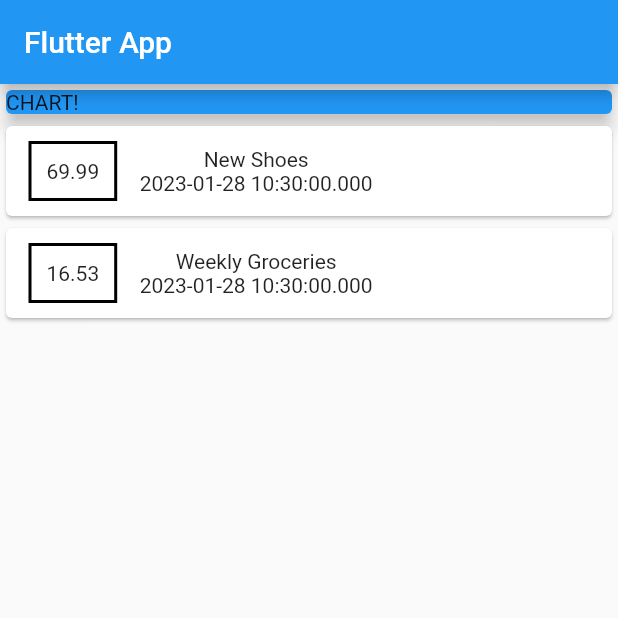
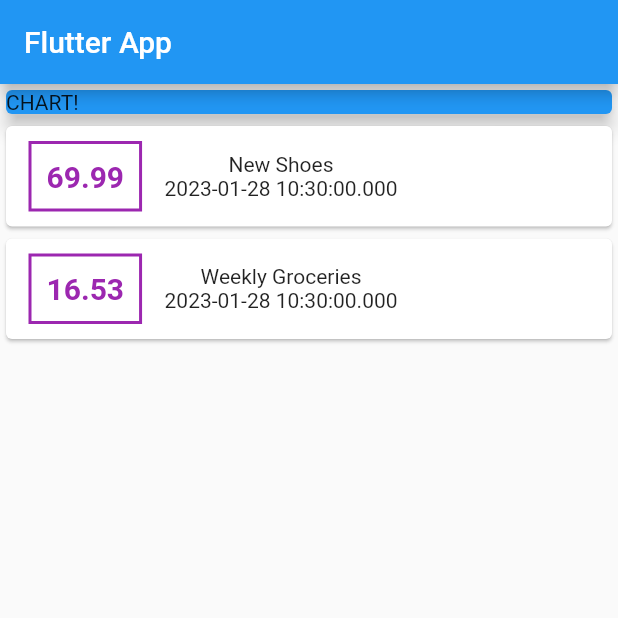
Before and after one commit to ricci1710/flutter_dart_guide, a Flutter app: the screen it shows after launch, on a phone screen of 412 x 824 dp, the top half of it. Run offline on Flutter 3.47's test engine with Material 2 defaults, Android fonts, the phone set to English and light mode, and no system bars.

Commit message:
section4: 79. Styling Text

```diff
--- a/lib/section4/section4_main_app.dart
+++ b/lib/section4/section4_main_app.dart
@@ -51,13 +51,18 @@ class Section4HomePage extends StatelessWidget {
                               ),
                               decoration: BoxDecoration(
                                 border: Border.all(
-                                  color: Colors.black,
+                                  color: Colors.purple,
                                   width: 2,
                                 ),
                               ),
                               padding: const EdgeInsets.all(10),
                               child: Text(
                                 tx.amount.toString(),
+                                style: const TextStyle(
+                                  fontWeight: FontWeight.bold,
+                                  fontSize: 20,
+                                  color: Colors.purple,
+                                ),
                               ),
                             ),
                             Column(
```
